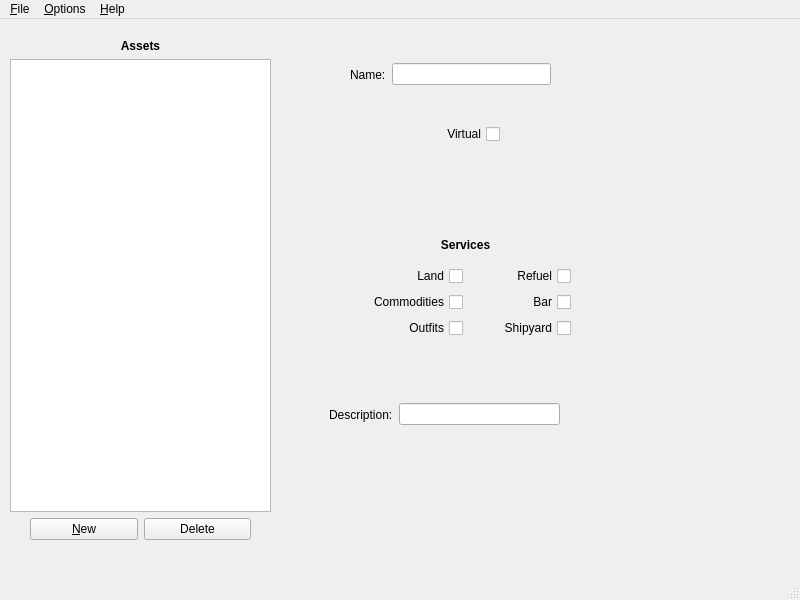
Old version of the form src/asset.ui in the repository Cypher3c/pyTHANE.
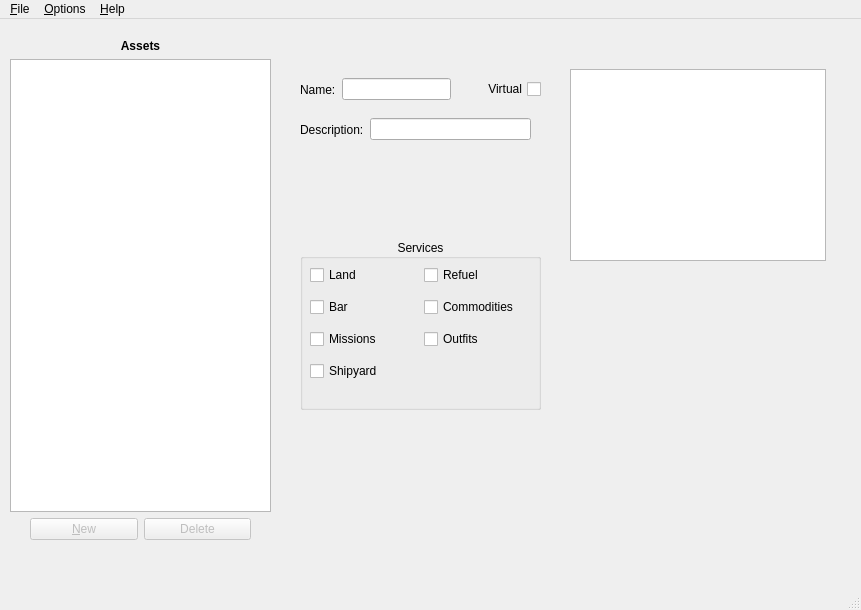
New version of the form.

Commit message: Can now pull name and description into form.

```diff
--- a/src/asset.ui
+++ b/src/asset.ui
@@ -7,8 +7,8 @@
    <rect>
     <x>0</x>
     <y>0</y>
-    <width>800</width>
-    <height>600</height>
+    <width>861</width>
+    <height>610</height>
    </rect>
   </property>
   <property name="acceptDrops">
@@ -57,6 +57,9 @@
        </property>
        <item>
         <widget class="QPushButton" name="pushButton">
+         <property name="enabled">
+          <bool>false</bool>
+         </property>
          <property name="text">
           <string>&amp;New</string>
          </property>
@@ -64,6 +67,9 @@
        </item>
        <item>
         <widget class="QPushButton" name="pushButton_2">
+         <property name="enabled">
+          <bool>false</bool>
+         </property>
          <property name="text">
           <string>Delete</string>
          </property>
@@ -76,10 +82,10 @@
    <widget class="QWidget" name="horizontalLayoutWidget_2">
     <property name="geometry">
      <rect>
-      <x>350</x>
-      <y>40</y>
-      <width>201</width>
-      <height>31</height>
+      <x>300</x>
+      <y>50</y>
+      <width>151</width>
+      <height>41</height>
      </rect>
     </property>
     <layout class="QHBoxLayout" name="horizontalLayout_3">
@@ -98,10 +104,10 @@
    <widget class="QWidget" name="horizontalLayoutWidget_4">
     <property name="geometry">
      <rect>
-      <x>419</x>
-      <y>100</y>
-      <width>81</width>
-      <height>31</height>
+      <x>450</x>
+      <y>50</y>
+      <width>91</width>
+      <height>41</height>
      </rect>
     </property>
     <layout class="QHBoxLayout" name="horizontalLayout_5">
@@ -120,131 +126,13 @@
      </item>
     </layout>
    </widget>
-   <widget class="QWidget" name="gridLayoutWidget">
-    <property name="geometry">
-     <rect>
-      <x>360</x>
-      <y>210</y>
-      <width>211</width>
-      <height>109</height>
-     </rect>
-    </property>
-    <layout class="QGridLayout" name="gridLayout">
-     <item row="1" column="0">
-      <layout class="QHBoxLayout" name="horizontalLayout_4">
-       <item>
-        <widget class="QCheckBox" name="landCheck">
-         <property name="mouseTracking">
-          <bool>false</bool>
-         </property>
-         <property name="layoutDirection">
-          <enum>Qt::RightToLeft</enum>
-         </property>
-         <property name="text">
-          <string>Land</string>
-         </property>
-        </widget>
-       </item>
-       <item>
-        <widget class="QCheckBox" name="checkBox_5">
-         <property name="mouseTracking">
-          <bool>false</bool>
-         </property>
-         <property name="layoutDirection">
-          <enum>Qt::RightToLeft</enum>
-         </property>
-         <property name="text">
-          <string>Refuel</string>
-         </property>
-        </widget>
-       </item>
-      </layout>
-     </item>
-     <item row="2" column="0">
-      <layout class="QHBoxLayout" name="horizontalLayout_6">
-       <item>
-        <widget class="QCheckBox" name="checkBox_3">
-         <property name="mouseTracking">
-          <bool>false</bool>
-         </property>
-         <property name="layoutDirection">
-          <enum>Qt::RightToLeft</enum>
-         </property>
-         <property name="text">
-          <string>Commodities</string>
-         </property>
-        </widget>
-       </item>
-       <item>
-        <widget class="QCheckBox" name="checkBox_6">
-         <property name="mouseTracking">
-          <bool>false</bool>
-         </property>
-         <property name="layoutDirection">
-          <enum>Qt::RightToLeft</enum>
-         </property>
-         <property name="text">
-          <string>Bar</string>
-         </property>
-        </widget>
-       </item>
-      </layout>
-     </item>
-     <item row="3" column="0">
-      <layout class="QHBoxLayout" name="horizontalLayout_7">
-       <item>
-        <widget class="QCheckBox" name="checkBox_4">
-         <property name="mouseTracking">
-          <bool>false</bool>
-         </property>
-         <property name="layoutDirection">
-          <enum>Qt::RightToLeft</enum>
-         </property>
-         <property name="text">
-          <string>Outfits</string>
-         </property>
-        </widget>
-       </item>
-       <item>
-        <widget class="QCheckBox" name="checkBox_7">
-         <property name="mouseTracking">
-          <bool>false</bool>
-         </property>
-         <property name="layoutDirection">
-          <enum>Qt::RightToLeft</enum>
-         </property>
-         <property name="text">
-          <string>Shipyard</string>
-         </property>
-        </widget>
-       </item>
-      </layout>
-     </item>
-     <item row="0" column="0">
-      <widget class="QLabel" name="label_4">
-       <property name="font">
-        <font>
-         <weight>75</weight>
-         <bold>true</bold>
-        </font>
-       </property>
-       <property name="text">
-        <string>Services</string>
-       </property>
-       <property name="alignment">
-        <set>Qt::AlignCenter</set>
-       </property>
-      </widget>
-     </item>
-    </layout>
-   </widget>
    <widget class="QWidget" name="horizontalLayoutWidget_3">
     <property name="geometry">
      <rect>
-      <x>329</x>
-      <y>360</y>
+      <x>300</x>
+      <y>90</y>
       <width>231</width>
-      <height>71</height>
+      <height>41</height>
      </rect>
     </property>
     <layout class="QHBoxLayout" name="horizontalLayout_8">
@@ -260,13 +148,100 @@
      </item>
     </layout>
    </widget>
+   <widget class="QGroupBox" name="serviceGroup">
+    <property name="geometry">
+     <rect>
+      <x>300</x>
+      <y>220</y>
+      <width>241</width>
+      <height>171</height>
+     </rect>
+    </property>
+    <property name="title">
+     <string>Services</string>
+    </property>
+    <property name="alignment">
+     <set>Qt::AlignCenter</set>
+    </property>
+    <widget class="QWidget" name="gridLayoutWidget">
+     <property name="geometry">
+      <rect>
+       <x>10</x>
+       <y>20</y>
+       <width>221</width>
+       <height>131</height>
+      </rect>
+     </property>
+     <layout class="QGridLayout" name="gridLayout">
+      <item row="0" column="0">
+       <widget class="QCheckBox" name="landCheck">
+        <property name="text">
+         <string>Land</string>
+        </property>
+       </widget>
+      </item>
+      <item row="0" column="1">
+       <widget class="QCheckBox" name="refuelCheck">
+        <property name="text">
+         <string>Refuel</string>
+        </property>
+       </widget>
+      </item>
+      <item row="1" column="0">
+       <widget class="QCheckBox" name="barCheck">
+        <property name="text">
+         <string>Bar</string>
+        </property>
+       </widget>
+      </item>
+      <item row="1" column="1">
+       <widget class="QCheckBox" name="commodityCheck">
+        <property name="text">
+         <string>Commodities</string>
+        </property>
+       </widget>
+      </item>
+      <item row="2" column="0">
+       <widget class="QCheckBox" name="missionCheck">
+        <property name="text">
+         <string>Missions</string>
+        </property>
+       </widget>
+      </item>
+      <item row="2" column="1">
+       <widget class="QCheckBox" name="outfitCheck">
+        <property name="text">
+         <string>Outfits</string>
+        </property>
+       </widget>
+      </item>
+      <item row="3" column="0">
+       <widget class="QCheckBox" name="shipyardCheck">
+        <property name="text">
+         <string>Shipyard</string>
+        </property>
+       </widget>
+      </item>
+     </layout>
+    </widget>
+   </widget>
+   <widget class="QGraphicsView" name="graphicsView">
+    <property name="geometry">
+     <rect>
+      <x>570</x>
+      <y>50</y>
+      <width>256</width>
+      <height>192</height>
+     </rect>
+    </property>
+   </widget>
   </widget>
   <widget class="QMenuBar" name="menubar">
    <property name="geometry">
     <rect>
      <x>0</x>
      <y>0</y>
-     <width>800</width>
+     <width>861</width>
      <height>25</height>
     </rect>
    </property>
```
Left out of the diff: 21 changed lines with no effect on the pictures. The commit also changes 2 other files.
